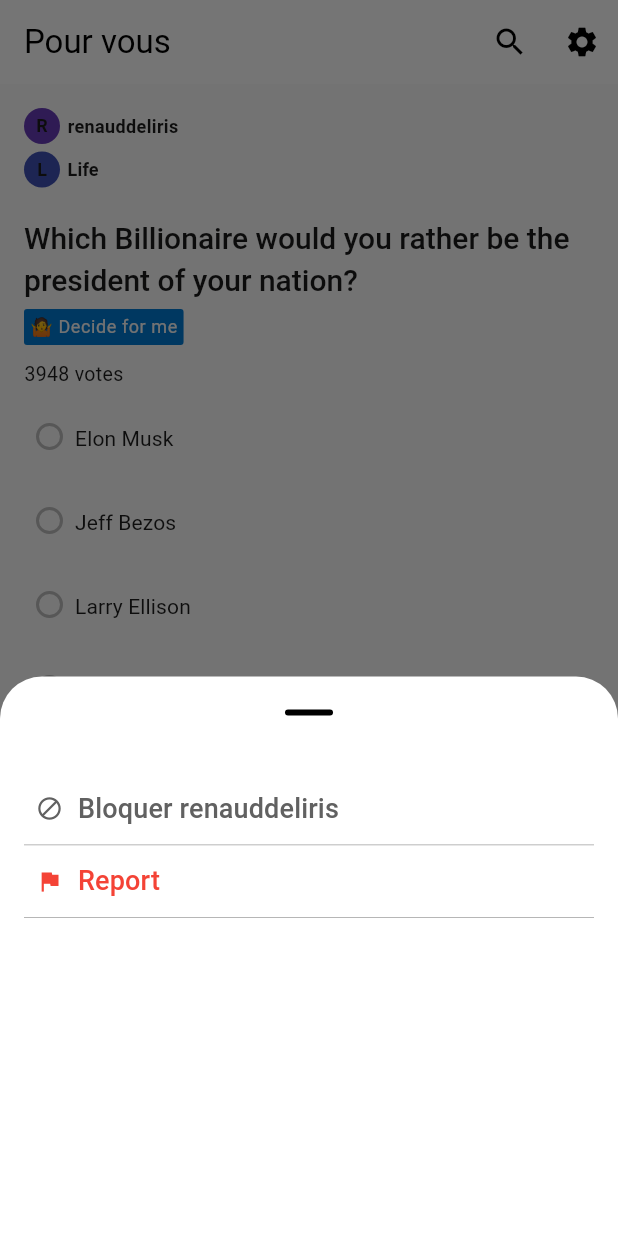
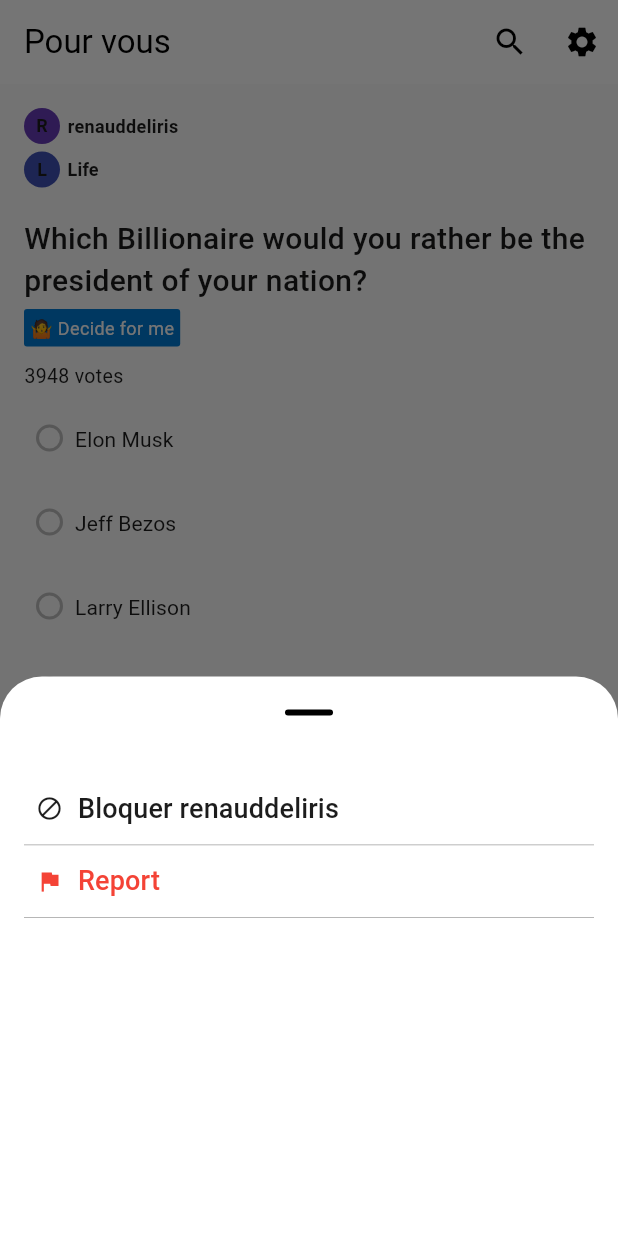
Before and after one commit to Renaud-DELEIRIS/kweshtion_basic, a Flutter app: the screen it shows after launch, scrolled down 576 dp, after a tap on the "keyboard control" icon, on a phone screen of 412 x 824 dp. Run offline on Flutter 3.47's test engine with Material 3 defaults, Android fonts, the phone set to English and light mode, and no system bars; our stand-ins replace auto_route, copy_with_extension, flutter_form_builder, get_it, injectable.

Commit message:
with drk theme

```diff
--- a/lib/theme/dark_theme.dart
+++ b/lib/theme/dark_theme.dart
@@ -2,14 +2,29 @@ import 'package:flutter/material.dart';
 
 ThemeData darkTheme = ThemeData(
   brightness: Brightness.dark,
-  appBarTheme: const AppBarTheme(
-    backgroundColor: Colors.transparent,
+  bottomAppBarTheme: BottomAppBarTheme(
+    color: Colors.grey.shade900,
+  ),
+  colorScheme: ColorScheme.dark(
+    background: Colors.grey.shade900,
+    primary: const Color.fromRGBO(
+        255, 255, 255, 1), // White color for dark theme primary
+    secondary: Colors.grey.shade700,
+    tertiary: Colors.grey.shade500,
+    onPrimary: const Color.fromRGBO(
+        255, 255, 255, 1), // White color for text on dark theme primary
+    onBackground: Colors.white,
+  ),
+  appBarTheme: AppBarTheme(
+    backgroundColor: Colors.grey.shade800,
     elevation: 0,
     foregroundColor: Colors.white,
+    scrolledUnderElevation: 0,
   ),
-  colorScheme: const ColorScheme.dark(
-    background: Colors.black,
-    primary: Colors.white,
-    secondary: Colors.white,
+  elevatedButtonTheme: ElevatedButtonThemeData(
+    style: ElevatedButton.styleFrom(
+      backgroundColor: Colors.grey.shade700,
+      foregroundColor: Colors.white,
+    ),
   ),
 );
--- a/lib/theme/light_theme.dart
+++ b/lib/theme/light_theme.dart
@@ -8,13 +8,15 @@ ThemeData lightTheme = ThemeData(
   colorScheme: ColorScheme.light(
     background: Colors.grey.shade50,
     // #373c3f
-    primary: Color.fromRGBO(55, 60, 63, 1),
+    primary: const Color.fromRGBO(55, 60, 63, 1),
     secondary: Colors.grey.shade400,
     tertiary: Colors.grey.shade200,
     // #1C1C1C
-    onPrimary: Color.fromRGBO(28, 28, 28, 1),
+    onPrimary: const Color.fromRGBO(28, 28, 28, 1),
+    // #1a1a1b
+    onBackground: const Color.fromRGBO(26, 26, 27, 1),
   ),
-  appBarTheme: AppBarTheme(
+  appBarTheme: const AppBarTheme(
     backgroundColor: Colors.white,
     elevation: 0,
     foregroundColor: Colors.black,
@@ -26,26 +28,4 @@ ThemeData lightTheme = ThemeData(
       foregroundColor: Colors.black,
     ),
   ),
-  textTheme: TextTheme(
-    displayMedium: const TextStyle(
-      fontSize: 20,
-      height: 1.4,
-      fontWeight: FontWeight.w500,
-      // #1a1a1b
-      color: Color.fromRGBO(26, 26, 27, 1),
-    ),
-    labelMedium: TextStyle(
-      fontSize: 28,
-      color: Colors.grey.shade800,
-    ),
-    labelSmall: TextStyle(
-      fontSize: 20,
-      color: Colors.grey.shade700,
-      fontWeight: FontWeight.bold,
-    ),
-    titleSmall: TextStyle(
-      fontSize: 18,
-      color: Colors.grey.shade800,
-    ),
-  ),
 );
--- a/lib/views/page/home.page.dart
+++ b/lib/views/page/home.page.dart
@@ -39,7 +39,7 @@ class HomePage extends StatelessWidget {
                     child: FloatingActionButton(
                       onPressed: () {},
                       backgroundColor: Colors.amber,
-                      child: Icon(
+                      child: const Icon(
                         Icons.add,
                         size: 28,
                       ),
@@ -53,14 +53,14 @@ class HomePage extends StatelessWidget {
       ),
       backgroundColor: Theme.of(context).colorScheme.background,
       appBar: AppBar(
-        title: Text('Pour vous'),
+        title: const Text('Pour vous'),
         actions: [
           IconButton(
-            icon: Icon(Icons.search),
+            icon: const Icon(Icons.search),
             onPressed: () => AutoRouter.of(context).pushNamed('/history'),
           ),
           IconButton(
-            icon: Icon(Icons.settings),
+            icon: const Icon(Icons.settings),
             onPressed: () => AutoRouter.of(context).pushNamed('/history'),
           ),
         ],
--- a/lib/views/widgets/kwesh.details.widget.dart
+++ b/lib/views/widgets/kwesh.details.widget.dart
@@ -37,18 +37,16 @@ class KweshDetailsWidget extends StatelessWidget {
                       children: [
                         Icon(
                           Icons.block,
-                          color: Colors.grey.shade700,
+                          color: Theme.of(context).colorScheme.onPrimary,
                         ),
                         const SizedBox(width: 10),
                         Flexible(
                           child: Text(
                             'Bloquer ${kweshViewModel.kwesh.author.username}',
-                            style: Theme.of(context)
-                                .textTheme
-                                .titleSmall!
-                                .copyWith(
-                                  color: Colors.grey.shade700,
-                                ),
+                            style: TextStyle(
+                              fontSize: 18,
+                              color: Theme.of(context).colorScheme.onPrimary,
+                            ),
                           ),
                         ),
                       ],
@@ -74,19 +72,19 @@ class KweshDetailsWidget extends StatelessWidget {
                   ),
                   child: Container(
                     padding: const EdgeInsets.all(8),
-                    child: Row(
+                    child: const Row(
                       children: [
                         Icon(
                           Icons.flag,
                           color: Colors.red,
                         ),
-                        const SizedBox(width: 10),
+                        SizedBox(width: 10),
                         Text(
                           'Report',
-                          style:
-                              Theme.of(context).textTheme.titleSmall!.copyWith(
-                                    color: Colors.red,
-                                  ),
+                          style: TextStyle(
+                            fontSize: 18,
+                            color: Colors.red,
+                          ),
                         ),
                       ],
                     ),
--- a/lib/views/widgets/kwesh.widget.dart
+++ b/lib/views/widgets/kwesh.widget.dart
@@ -40,7 +40,12 @@ class KweshWidget extends StatelessWidget {
                 Flexible(
                   child: Text(
                     kweshViewModel.kwesh.question,
-                    style: Theme.of(context).textTheme.displayMedium,
+                    style: TextStyle(
+                      color: Theme.of(context).colorScheme.onBackground,
+                      fontSize: 20,
+                      height: 1.4,
+                      fontWeight: FontWeight.w500,
+                    ),
                     textAlign: TextAlign.start,
                   ),
                 ),
@@ -156,7 +161,7 @@ class KweshWidget extends StatelessWidget {
                                   maintainState: true,
                                   child: Padding(
                                     padding: const EdgeInsets.only(right: 12.0),
-                                    child: Container(
+                                    child: SizedBox(
                                       width: answerWidth.toDouble(),
                                       child: Text.rich(
                                         textAlign: TextAlign.right,
@@ -196,7 +201,7 @@ class KweshWidget extends StatelessWidget {
                                     ),
                                   ),
                                 if (!isAnswered && isSelected)
-                                  Icon(
+                                  const Icon(
                                     Icons.check_circle,
                                     size: 20,
                                     color: Colors.amber,
@@ -231,7 +236,7 @@ class KweshWidget extends StatelessWidget {
                 ),
               );
             }).toList(),
-            SizedBox(
+            const SizedBox(
               height: 10,
             ),
 
@@ -243,12 +248,12 @@ class KweshWidget extends StatelessWidget {
                           kweshViewModel.answer == null
                       ? () => kweshViewModel.answerKwesh()
                       : null,
-                  child: Text("Vote"),
+                  child: const Text("Vote"),
                 ),
-                SizedBox(width: 10),
+                const SizedBox(width: 10),
                 IconButton(
                   onPressed: () => kweshViewModel.showDetails(context),
-                  icon: Icon(Icons.more_horiz),
+                  icon: const Icon(Icons.more_horiz),
                 )
               ],
             )
--- a/lib/views/widgets/tag.widget.dart
+++ b/lib/views/widgets/tag.widget.dart
@@ -20,9 +20,10 @@ class TagWidget extends StatelessWidget {
         padding: const EdgeInsets.all(4.0),
         child: Text(
           tagDisplayData.icon + ' ' + tagDisplayData.name,
-          style: Theme.of(context).textTheme.bodySmall!.copyWith(
-                color: Theme.of(context).colorScheme.background,
-              ),
+          style: const TextStyle(
+            color: Colors.white,
+            fontSize: 12,
+          ),
         ),
       ),
     );
```
Also changed, not shown: pubspec.lock, 9 other files.
